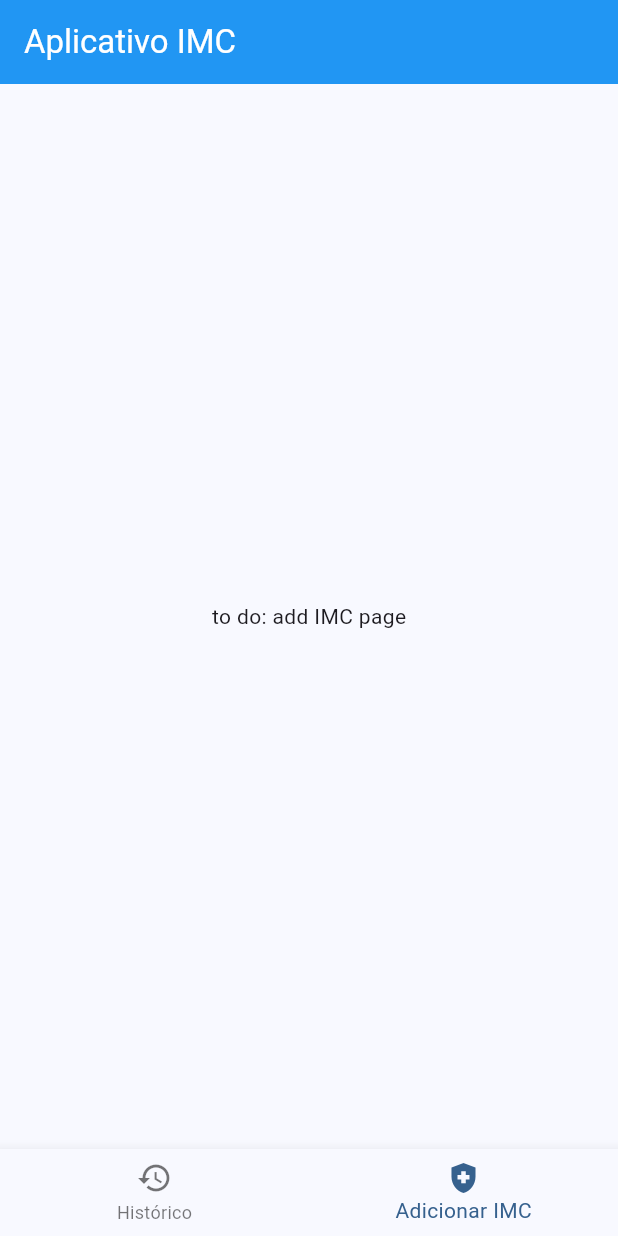
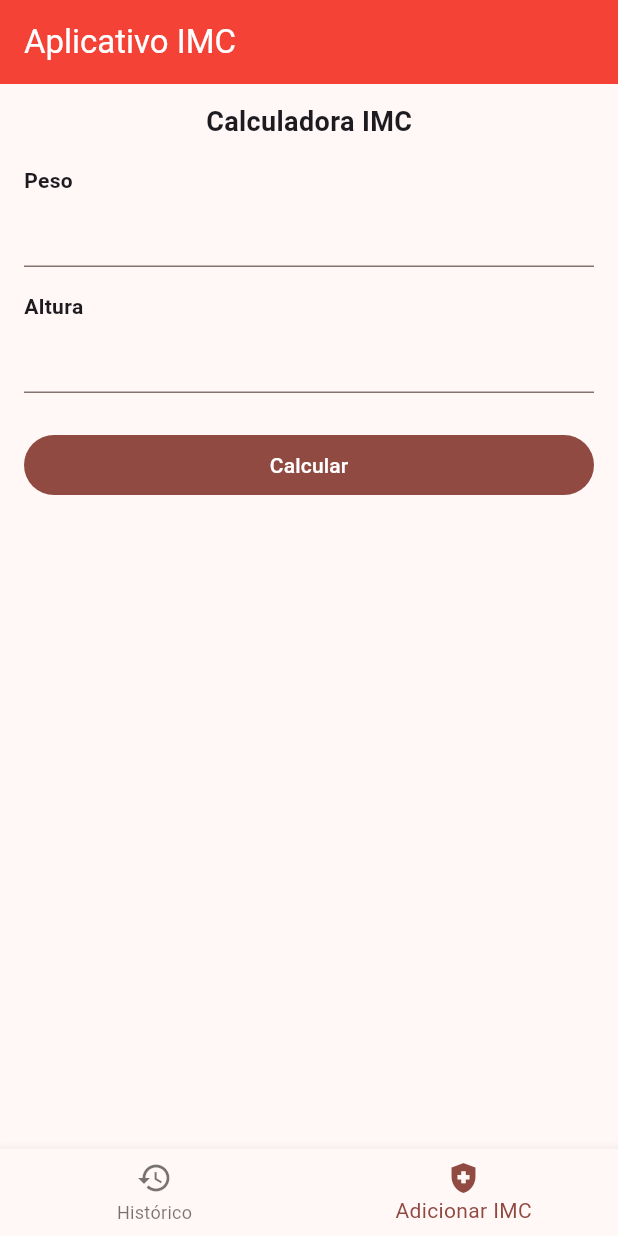
Before and after one commit to rodolfoHOk/dio.imc-flutter, a Flutter app: the screen it shows after launch, swiped to page 2, on a phone screen of 412 x 824 dp. Run offline on Flutter 3.47's test engine with Material 3 defaults, Android fonts, the phone set to English and light mode, and no system bars; our stand-ins replace google_fonts.

Commit message:
feat: create add imc page

```diff
--- a/lib/imc_app.dart
+++ b/lib/imc_app.dart
@@ -11,10 +11,10 @@ class IMCApp extends StatelessWidget {
       debugShowCheckedModeBanner: false,
       theme: ThemeData(
           textTheme: GoogleFonts.robotoTextTheme(),
-          colorScheme: ColorScheme.fromSeed(seedColor: Colors.blue),
+          colorScheme: ColorScheme.fromSeed(seedColor: Colors.red),
           useMaterial3: true,
           appBarTheme: const AppBarTheme(
-              backgroundColor: Colors.blue, foregroundColor: Colors.white)),
+              backgroundColor: Colors.red, foregroundColor: Colors.white)),
       home: const MainPage(),
     );
   }
--- a/lib/pages/add_imc_page.dart
+++ b/lib/pages/add_imc_page.dart
@@ -1,15 +1,70 @@
 import 'package:flutter/material.dart';
+import 'package:imc_flutter/classes/imc.dart';
+import 'package:imc_flutter/widgets/result_bottom_modal.dart';
 
 class AddIMCPage extends StatefulWidget {
-  const AddIMCPage({super.key});
+  final PageController pageController;
+
+  const AddIMCPage({super.key, required this.pageController});
 
   @override
   State<AddIMCPage> createState() => _AddIMCPageState();
 }
 
 class _AddIMCPageState extends State<AddIMCPage> {
+  TextEditingController weightController = TextEditingController(text: "");
+  TextEditingController heightController = TextEditingController(text: "");
+
   @override
   Widget build(BuildContext context) {
-    return const Center(child: Text("to do: add IMC page"));
+    return Padding(
+      padding: const EdgeInsets.symmetric(horizontal: 16, vertical: 12),
+      child: ListView(
+        children: [
+          const Center(
+            child: Text(
+              "Calculadora IMC",
+              style: TextStyle(fontSize: 18, fontWeight: FontWeight.bold),
+            ),
+          ),
+          const SizedBox(height: 16),
+          const Text(
+            "Peso",
+            style: TextStyle(fontWeight: FontWeight.bold),
+          ),
+          TextField(
+            controller: weightController,
+            keyboardType: TextInputType.number,
+          ),
+          const SizedBox(height: 16),
+          const Text(
+            "Altura",
+            style: TextStyle(fontWeight: FontWeight.bold),
+          ),
+          TextField(
+            controller: heightController,
+            keyboardType: TextInputType.number,
+          ),
+          const SizedBox(height: 24),
+          FilledButton(
+            onPressed: () {
+              IMC imcObject = IMC(double.parse(weightController.text),
+                  double.parse(heightController.text));
+              double imcValue = imcObject.calculate();
+              String imcClassification = imcObject.getClassification(imcValue);
+              showModalBottomSheet(
+                  context: context,
+                  builder: (BuildContext context) {
+                    return ResultBottomModal(
+                        pageController: widget.pageController,
+                        imcValue: imcValue,
+                        imcClassification: imcClassification);
+                  });
+            },
+            child: const Text("Calcular"),
+          )
+        ],
+      ),
+    );
   }
 }
--- a/lib/pages/main_page.dart
+++ b/lib/pages/main_page.dart
@@ -27,7 +27,12 @@ class _MainPageState extends State<MainPage> {
                 });
               },
               controller: pageController,
-              children: const [HistoryPage(), AddIMCPage()],
+              children: [
+                const HistoryPage(),
+                AddIMCPage(
+                  pageController: pageController,
+                )
+              ],
             )),
             BottomNavigationBar(
                 currentIndex: pagePosition,
```
Also changed, not shown: lib/widgets/result_bottom_modal.dart (added, +79 -0 lines).
